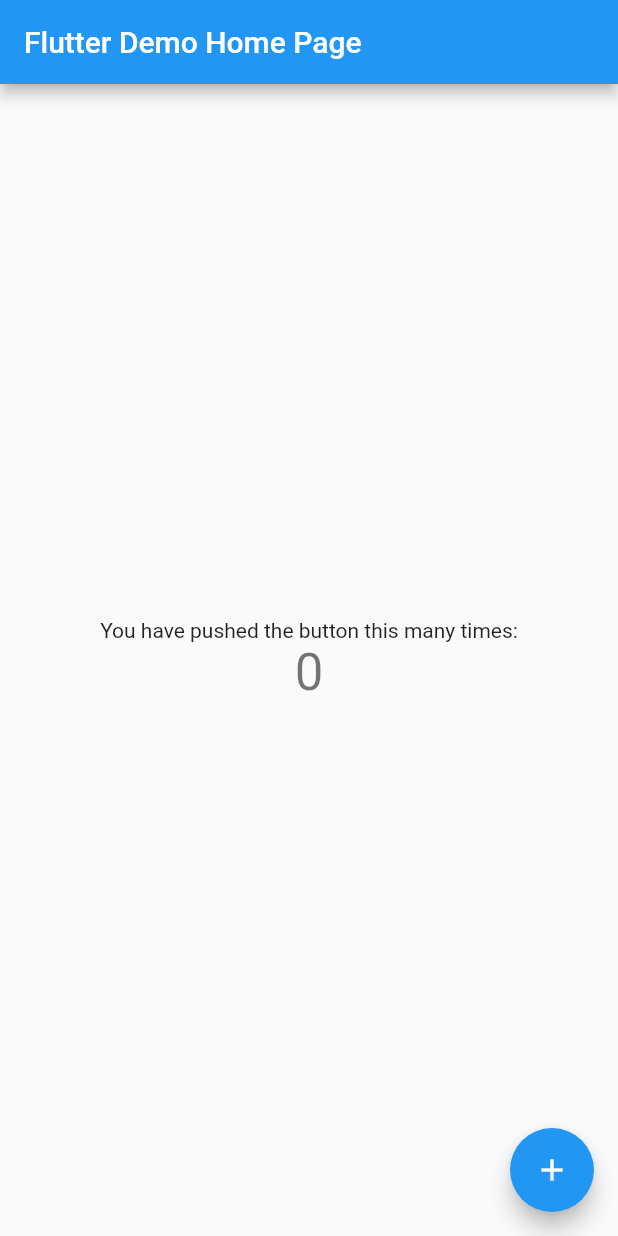
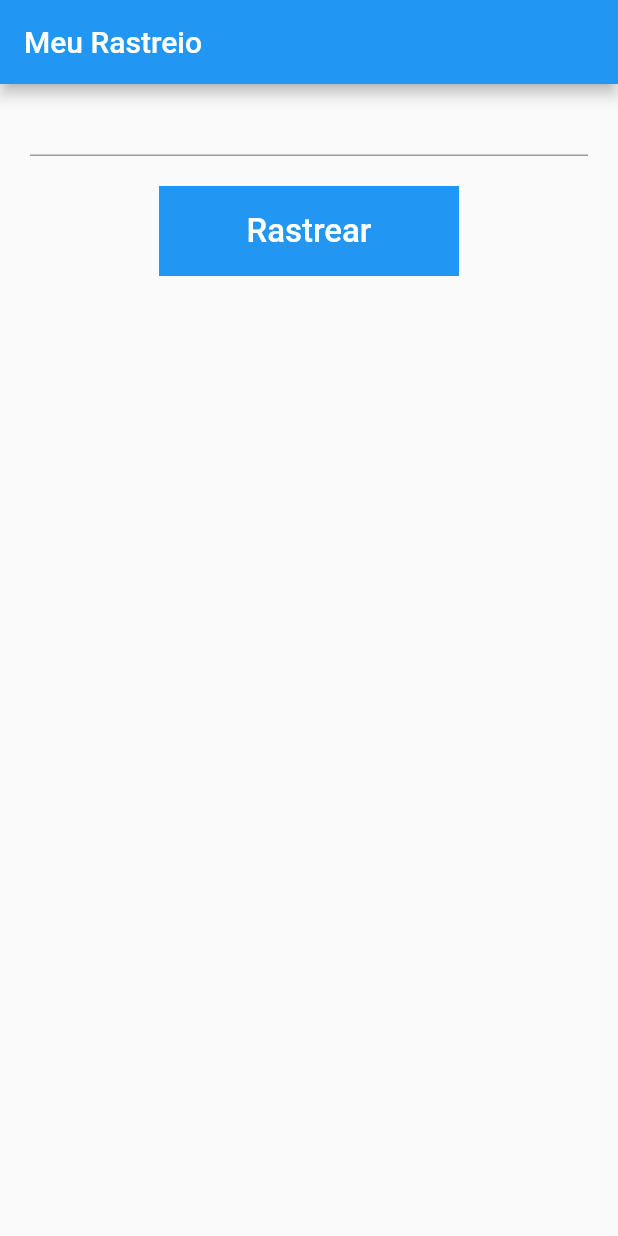
Before and after one commit to Kl3bs/Meu-Rastreio, a Flutter app: the screen it shows after launch, on a phone screen of 412 x 824 dp. Run offline on Flutter 3.47's test engine with Material 2 defaults, Android fonts, the phone set to English and light mode, and no system bars; drawn by our look-alikes of flutter_form_builder; our stand-ins replace dio.

```diff
--- /dev/null
+++ b/lib/controllers/tracking_controller.dart
@@ -0,0 +1,13 @@
+import 'package:dio/dio.dart';
+
+const baseUrl = "https://proxyapp.correios.com.br/v1/sro-rastro";
+
+class TrackingController {
+  var dio = Dio();
+
+  Future getTranckingInformation(String code) async {
+    var response = await dio.get('$baseUrl/$code');
+
+    return response;
+  }
+}
--- a/lib/main.dart
+++ b/lib/main.dart
@@ -1,4 +1,5 @@
 import 'package:flutter/material.dart';
+import 'package:meu_rastreio/pages/home_screen/home_screen.dart';
 
 void main() {
   runApp(const MyApp());
@@ -24,92 +25,7 @@ class MyApp extends StatelessWidget {
         // is not restarted.
         primarySwatch: Colors.blue,
       ),
-      home: const MyHomePage(title: 'Flutter Demo Home Page'),
+      home: const HomeScreen(),
     );
   }
 }
-
-class MyHomePage extends StatefulWidget {
-  const MyHomePage({Key? key, required this.title}) : super(key: key);
-
-  // This widget is the home page of your application. It is stateful, meaning
-  // that it has a State object (defined below) that contains fields that affect
-  // how it looks.
-
-  // This class is the configuration for the state. It holds the values (in this
-  // case the title) provided by the parent (in this case the App widget) and
-  // used by the build method of the State. Fields in a Widget subclass are
-  // always marked "final".
-
-  final String title;
-
-  @override
-  State<MyHomePage> createState() => _MyHomePageState();
-}
-
-class _MyHomePageState extends State<MyHomePage> {
-  int _counter = 0;
-
-  void _incrementCounter() {
-    setState(() {
-      // This call to setState tells the Flutter framework that something has
-      // changed in this State, which causes it to rerun the build method below
-      // so that the display can reflect the updated values. If we changed
-      // _counter without calling setState(), then the build method would not be
-      // called again, and so nothing would appear to happen.
-      _counter++;
-    });
-  }
-
-  @override
-  Widget build(BuildContext context) {
-    // This method is rerun every time setState is called, for instance as done
-    // by the _incrementCounter method above.
-    //
-    // The Flutter framework has been optimized to make rerunning build methods
-    // fast, so that you can just rebuild anything that needs updating rather
-    // than having to individually change instances of widgets.
-    return Scaffold(
-      appBar: AppBar(
-        // Here we take the value from the MyHomePage object that was created by
-        // the App.build method, and use it to set our appbar title.
-        title: Text(widget.title),
-      ),
-      body: Center(
-        // Center is a layout widget. It takes a single child and positions it
-        // in the middle of the parent.
-        child: Column(
-          // Column is also a layout widget. It takes a list of children and
-          // arranges them vertically. By default, it sizes itself to fit its
-          // children horizontally, and tries to be as tall as its parent.
-          //
-          // Invoke "debug painting" (press "p" in the console, choose the
-          // "Toggle Debug Paint" action from the Flutter Inspector in Android
-          // Studio, or the "Toggle Debug Paint" command in Visual Studio Code)
-          // to see the wireframe for each widget.
-          //
-          // Column has various properties to control how it sizes itself and
-          // how it positions its children. Here we use mainAxisAlignment to
-          // center the children vertically; the main axis here is the vertical
-          // axis because Columns are vertical (the cross axis would be
-          // horizontal).
-          mainAxisAlignment: MainAxisAlignment.center,
-          children: <Widget>[
-            const Text(
-              'You have pushed the button this many times:',
-            ),
-            Text(
-              '$_counter',
-              style: Theme.of(context).textTheme.headline4,
-            ),
-          ],
-        ),
-      ),
-      floatingActionButton: FloatingActionButton(
-        onPressed: _incrementCounter,
-        tooltip: 'Increment',
-        child: const Icon(Icons.add),
-      ), // This trailing comma makes auto-formatting nicer for build methods.
-    );
-  }
-}
--- /dev/null
+++ b/lib/pages/home_screen/home_screen.dart
@@ -0,0 +1,68 @@
+// ignore_for_file: prefer_const_constructors
+
+import 'dart:convert';
+
+import 'package:flutter/material.dart';
+import 'package:flutter_form_builder/flutter_form_builder.dart';
+import 'package:meu_rastreio/controllers/tracking_controller.dart';
+
+class HomeScreen extends StatefulWidget {
+  const HomeScreen({Key? key}) : super(key: key);
+
+  @override
+  State<HomeScreen> createState() => _HomeScreenState();
+}
+
+final _formKey = GlobalKey<FormBuilderState>();
+var trackingData;
+
+class _HomeScreenState extends State<HomeScreen> {
+  late String txt;
+
+  @override
+  Widget build(BuildContext context) {
+    return Scaffold(
+      appBar: AppBar(
+        title: Text("Meu Rastreio"),
+      ),
+      body: SingleChildScrollView(
+        child: Container(
+          padding: EdgeInsets.symmetric(horizontal: 20),
+          child: Column(
+            children: [
+              FormBuilder(
+                  key: _formKey,
+                  child: Column(
+                    children: [FormBuilderTextField(name: "code")],
+                  )),
+              SizedBox(
+                height: 20,
+              ),
+              Container(
+                  width: 200,
+                  height: 60,
+                  color: Colors.blue,
+                  child: TextButton(
+                      onPressed: () async {
+                        _formKey.currentState!.save();
+                        var data = _formKey.currentState?.fields["code"]?.value;
+
+                        var response = await TrackingController()
+                            .getTranckingInformation(data);
+
+                        print(response);
+                      },
+                      child: Text(
+                        "Rastrear",
+                        style: TextStyle(color: Colors.white, fontSize: 22),
+                      ))),
+              SizedBox(
+                height: 50,
+              ),
+            ],
+          ),
+        ),
+      ),
+    );
+  }
+}
--- a/pubspec.yaml
+++ b/pubspec.yaml
@@ -33,6 +33,9 @@ dependencies:
   # The following adds the Cupertino Icons font to your application.
   # Use with the CupertinoIcons class for iOS style icons.
   cupertino_icons: ^1.0.2
+  dio: ^4.0.4
+  flutter_form_builder: ^7.0.0
+  hexcolor: ^2.0.5
 
 dev_dependencies:
   flutter_test:
```
Also changed, not shown: pubspec.lock, 201 other files.
